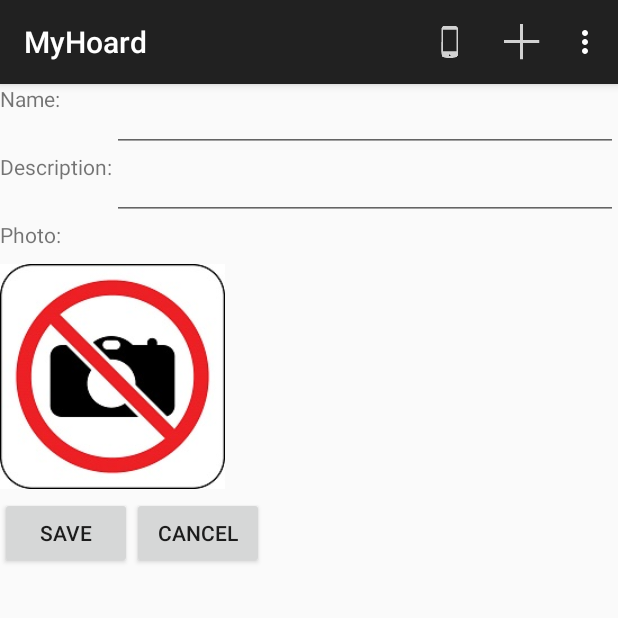
After one commit to blstream/myHoard_Android, an Android app: the fragment ElementFragment placed in its activity, on a phone screen of 412 x 824 dp, the top half of it. The commit adds this screen. Run offline under Robolectric (Android 15) with nearby library versions, the phone set to English and light mode, and no system bars.

Commit message:
[ADD] Element add/edit fragment

```diff
--- a/myHoard/src/main/AndroidManifest.xml
+++ b/myHoard/src/main/AndroidManifest.xml
@@ -9,7 +9,8 @@
         android:theme="@style/AppTheme" >
         <activity
             android:name="com.myhoard.app.activities.MainActivity"
-            android:label="@string/app_name" >
+            android:label="@string/app_name"
+            android:configChanges="orientation|keyboardHidden" >
             <intent-filter>
                 <action android:name="android.intent.action.MAIN" />
 
--- a/myHoard/src/main/java/com/myhoard/app/fragments/CollectionsListFragment.java
+++ b/myHoard/src/main/java/com/myhoard/app/fragments/CollectionsListFragment.java
@@ -18,6 +18,7 @@ package com.myhoard.app.fragments;
 import android.content.Context;
 import android.os.Bundle;
 import android.support.v4.app.Fragment;
+import android.support.v4.app.FragmentTransaction;
 import android.view.ContextMenu;
 import android.view.LayoutInflater;
 import android.view.Menu;
@@ -54,7 +55,27 @@ public class CollectionsListFragment extends Fragment {
             @Override
             public void onItemClick(AdapterView<?> adapterView, View view, int i, long l) {
                 //TODO: show items in collection
+                /* Testing for collection element - author Sebastian Peryt
+                // Create new fragment and transaction
+                Fragment newFragment = new ElementFragment();
+                FragmentTransaction transaction = getFragmentManager().beginTransaction();
 
+                // Add arguments to opened fragment element
+                Bundle b = new Bundle();
+                // put name
+                b.putString("name","NAME");
+                // put description
+                b.putString("description","DESCRIPTION");
+                newFragment.setArguments(b);
+
+                // Replace whatever is in the fragment_container view with this fragment,
+                // and add the transaction to the back stack
+                transaction.replace(R.id.container, newFragment);
+                transaction.addToBackStack(null);
+
+                // Commit the transaction
+                transaction.commit();
+                */
             }
         });
         registerForContextMenu(gridView);
--- /dev/null
+++ b/myHoard/src/main/java/com/myhoard/app/fragments/ElementFragment.java
@@ -0,0 +1,227 @@
+package com.myhoard.app.fragments;
+
+import android.app.Activity;
+import android.app.AlertDialog;
+import android.content.Context;
+import android.content.DialogInterface;
+import android.content.Intent;
+import android.graphics.Bitmap;
+import android.net.Uri;
+import android.os.Bundle;
+import android.os.Environment;
+import android.provider.MediaStore;
+import android.support.v4.app.Fragment;
+import android.util.Log;
+import android.view.LayoutInflater;
+import android.view.View;
+import android.view.ViewGroup;
+import android.widget.Button;
+import android.widget.EditText;
+import android.widget.ImageView;
+import android.widget.TextView;
+
+import com.myhoard.app.R;
+
+import java.io.File;
+import java.io.FileNotFoundException;
+import java.io.IOException;
+import java.text.SimpleDateFormat;
+import java.util.Date;
+
+/**
+ * Created by Sebastian Peryt on 27.02.14.
+ */
+public class ElementFragment extends Fragment implements View.OnClickListener {
+
+    // Debug mode variables
+    private static final String TAG = "ElementFragment";
+    private static final boolean D = false;
+    // END - Debug mode variables
+
+    static final int REQUEST_IMAGE_CAPTURE = 2;
+    static final int SELECT_PICTURE = 1;
+
+    private TextView tvElementName, tvElementDescription;
+    private EditText etElementName, etElementDescription;
+    private String sCurrentPhotoPath;
+    private ImageView ivElementPhoto;
+    private Button btSave, btCancel;
+    private int id;
+
+    private Context context;
+
+    @Override
+    public View onCreateView(LayoutInflater inflater, ViewGroup container, Bundle savedInstanceState) {
+
+        final View v = inflater.inflate(R.layout.fragment_element, container, false);
+
+        context = getActivity();
+
+        tvElementName = (TextView) v.findViewById(R.id.nameTextView);
+        tvElementDescription = (TextView) v.findViewById(R.id.descriptionTextView);
+        etElementName = (EditText) v.findViewById(R.id.nameEditText);
+        etElementDescription = (EditText) v.findViewById(R.id.descriptionEditText);
+        ivElementPhoto = (ImageView) v.findViewById(R.id.ivThumbnailPhoto);
+
+        btSave = (Button) v.findViewById(R.id.saveBtn);
+        btCancel = (Button) v.findViewById(R.id.cancelBtn);
+        btSave.setOnClickListener(this);
+        btCancel.setOnClickListener(this);
+
+        id = -1;
+
+        Bundle b = getArguments();
+        if(b!=null) {
+            etElementName.setVisibility(View.INVISIBLE);
+            etElementDescription.setVisibility(View.INVISIBLE);
+            tvElementName.setVisibility(View.VISIBLE);
+            tvElementDescription.setVisibility(View.VISIBLE);
+            tvElementName.setText(b.getString("name"));
+            tvElementDescription.setText(b.getString("description"));
+            //id = b.getInt("id");
+            ivElementPhoto.setOnClickListener(this);
+        } else {
+            ivElementPhoto.setOnClickListener(this);
+        }
+
+        return v;
+    }
+
+    @Override
+    public void onClick(View view) {
+        switch(view.getId()) {
+            case R.id.saveBtn:
+                //TODO Zapis
+                getFragmentManager().popBackStackImmediate();
+                break;
+            case R.id.cancelBtn:
+                getFragmentManager().popBackStackImmediate();
+                break;
+            case R.id.ivThumbnailPhoto:
+                imagePicker();
+                break;
+        }
+    }
+
+    @Override
+    public void onActivityResult(int requestCode, int resultCode, Intent data) {
+        if(resultCode == Activity.RESULT_OK)
+        {
+            Bitmap bitmap = null;
+            Uri imgUri = null;
+            String imagePath;
+            switch(requestCode)
+            {
+                case REQUEST_IMAGE_CAPTURE:
+                    // if image was added by photo
+                    imgUri = galleryAddPic();
+                    imagePath = imgUri.getPath();
+                    break;
+                case SELECT_PICTURE:
+                    // if image was added from gallery
+                    imgUri = data.getData();
+                    imagePath = imgUri.getPath();
+                    break;
+                default:
+                    return;
+            }
+            try {
+                bitmap = MediaStore.Images.Media.getBitmap(context.getContentResolver(), imgUri);
+            } catch (FileNotFoundException e) {
+                Log.e(TAG,e.toString());
+                e.printStackTrace();
+            } catch (IOException e) {
+                Log.e(TAG, e.toString());
+                e.printStackTrace();
+            }
+            ivElementPhoto.setImageBitmap(bitmap);
+            //tvElementName.setText(imagePath);
+        } else {
+            // Response is wrong - visible only in debug mode
+            if(D) Log.d(TAG,"Response != " + Activity.RESULT_OK);
+        }
+    }
+
+    private void dispatchTakePictureIntent() {
+        Intent takePictureIntent = new Intent(MediaStore.ACTION_IMAGE_CAPTURE);
+        // Ensure that there's a camera activity to handle the intent
+        if (takePictureIntent.resolveActivity(context.getPackageManager()) != null) {
+            // Create the File where the photo should go
+            File photoFile = null;
+            try {
+                photoFile = createImageFile();
+            } catch (IOException ex) {
+                Log.e(TAG,"Error occurred while creating the File");
+            }
+            // Continue only if the File was successfully created
+            if (photoFile != null) {
+                takePictureIntent.putExtra(MediaStore.EXTRA_OUTPUT, Uri.fromFile(photoFile));
+                startActivityForResult(takePictureIntent, REQUEST_IMAGE_CAPTURE);
+            }
+        }
+    }
+
+    /**
+     * Method creates file into which the taken photo will be saved.
+     * Without this mathod saving big photo is impossible/very difficult
+     * @return the file in which photo will be saved
+     * @throws IOException
+     */
+    private File createImageFile() throws IOException {
+        String timeStamp = new SimpleDateFormat("yyyyMMdd_HHmmss").format(new Date());
+        String imageFileName = "JPEG_" + timeStamp;
+        File storageDir = Environment.getExternalStoragePublicDirectory(
+                Environment.DIRECTORY_PICTURES);
+        File image = File.createTempFile(
+                imageFileName,  /* prefix */
+                ".jpg",         /* suffix */
+                storageDir     /* directory */
+        );
+
+        // Save a file: path for use with ACTION_VIEW intents
+        sCurrentPhotoPath = image.getAbsolutePath();
+
+        return image;
+    }
+
+    /**
+     * Method refreshes gallery view with added photo, so
+     * it can be seen by users in gallery.
+     * @return uri with info about added image
+     */
+    private Uri galleryAddPic() {
+        Intent mediaScanIntent = new Intent(Intent.ACTION_MEDIA_SCANNER_SCAN_FILE);
+        File f = new File(sCurrentPhotoPath);
+        Uri contentUri = Uri.fromFile(f);
+        mediaScanIntent.setData(contentUri);
+        context.sendBroadcast(mediaScanIntent);
+        return contentUri;
+    }
+
+    /**
+     * Method shows source picker, where user chose source of element image.
+     */
+    private void imagePicker() {
+        AlertDialog.Builder pickerDialogBuilder = new AlertDialog.Builder(context);
+
+        pickerDialogBuilder.setItems(R.array.actions_on_picker,
+                new DialogInterface.OnClickListener() {
+                    public void onClick(DialogInterface dialog, int which) {
+
+                        if (which == 0) // add from camera
+                        {
+                            dispatchTakePictureIntent();
+                        } else if (which == 1) // add from gallery
+                        {
+                            Intent i = new Intent(
+                                    Intent.ACTION_PICK, MediaStore.Images.Media.EXTERNAL_CONTENT_URI);
+                            startActivityForResult(i, SELECT_PICTURE);
+                        }
+                    }
+                });
+
+        AlertDialog choseDialog = pickerDialogBuilder.create();
+        choseDialog.show();
+
+    }
+}
--- /dev/null
+++ b/myHoard/src/main/res/layout/fragment_element.xml
@@ -0,0 +1,84 @@
+<?xml version="1.0" encoding="utf-8"?>
+
+<RelativeLayout xmlns:android="http://schemas.android.com/apk/res/android"
+    android:layout_width="match_parent" android:layout_height="match_parent">
+
+    <TextView
+    android:id="@+id/nameLabel"
+    android:layout_width="wrap_content"
+    android:layout_height="wrap_content"
+    android:text="@string/element_name" />
+
+    <EditText
+        android:id="@+id/nameEditText"
+        android:layout_width="match_parent"
+        android:layout_height="wrap_content"
+        android:layout_alignTop="@+id/nameLabel"
+        android:layout_alignLeft="@+id/descriptionEditText" />
+
+    <TextView
+        android:id="@+id/nameTextView"
+        android:layout_width="wrap_content"
+        android:layout_height="wrap_content"
+        android:layout_alignTop="@+id/nameLabel"
+        android:layout_toRightOf="@+id/nameLabel"
+        android:visibility="gone"/>
+
+    <TextView
+        android:id="@+id/descriptionLabel"
+        android:layout_width="wrap_content"
+        android:layout_height="wrap_content"
+        android:text="@string/element_description"
+        android:layout_below="@+id/nameEditText"
+        android:layout_alignParentLeft="true"/>
+
+    <EditText
+        android:id="@+id/descriptionEditText"
+        android:layout_width="match_parent"
+        android:layout_height="wrap_content"
+        android:layout_alignTop="@+id/descriptionLabel"
+        android:layout_toRightOf="@+id/descriptionLabel"/>
+
+    <TextView
+        android:id="@+id/descriptionTextView"
+        android:layout_width="wrap_content"
+        android:layout_height="wrap_content"
+        android:layout_alignTop="@+id/descriptionLabel"
+        android:layout_toRightOf="@+id/descriptionLabel"
+        android:visibility="gone"/>
+
+    <TextView
+        android:id="@+id/photoLabel"
+        android:layout_width="wrap_content"
+        android:layout_height="wrap_content"
+        android:text="@string/element_photo"
+        android:layout_below="@+id/descriptionEditText"
+        android:layout_alignParentLeft="true"/>
+
+    <ImageView
+        android:id="@+id/ivThumbnailPhoto"
+        android:layout_width="150dp"
+        android:layout_height="150dp"
+        android:layout_marginTop="10dp"
+        android:layout_alignParentLeft="true"
+        android:layout_below="@+id/photoLabel"
+        android:src="@drawable/nophoto" />
+
+    <Button
+        android:id="@+id/saveBtn"
+        android:layout_width="wrap_content"
+        android:layout_height="wrap_content"
+        android:layout_marginTop="5dp"
+        android:layout_below="@+id/ivThumbnailPhoto"
+        android:layout_alignParentLeft="true"
+        android:text="@string/save"/>
+
+    <Button
+        android:id="@+id/cancelBtn"
+        android:layout_width="wrap_content"
+        android:layout_height="wrap_content"
+        android:layout_toRightOf="@+id/saveBtn"
+        android:layout_alignTop="@+id/saveBtn"
+        android:text="@string/cancel"/>
+
+</RelativeLayout>
--- /dev/null
+++ b/myHoard/src/main/res/values/arrays.xml
@@ -0,0 +1,9 @@
+<?xml version="1.0" encoding="utf-8"?>
+<resources>
+
+    <string-array name="actions_on_picker">
+        <item>@string/camera_picker</item>
+        <item>@string/gallery_picker</item>
+    </string-array>
+
+</resources>
--- a/myHoard/src/main/res/values/strings.xml
+++ b/myHoard/src/main/res/values/strings.xml
@@ -37,6 +37,13 @@
     <string name="title_activity_register">RegisterActivity</string>
     <string name="collection_edit">EDIT COLLECTION</string>
     <string name="collection_edited">COLLECTION EDITED</string>
+    <string name="camera_picker">Camera</string>
+    <string name="gallery_picker">Gallery</string>
+    <string name="element_name">Name:</string>
+    <string name="element_description">Description:</string>
+    <string name="element_photo">Photo:</string>
+    <string name="save">Save</string>
+    <string name="cancel">Cancel</string>
 
 
 </resources>
```
